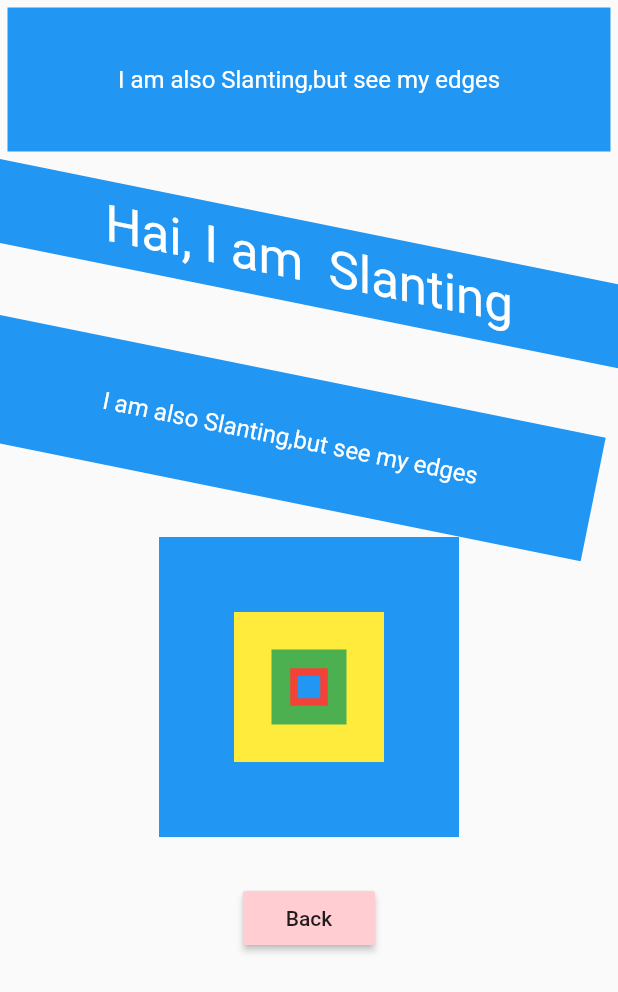
After one commit to jill-gosrani/GoogleSignInAndEmailSignIn, a Flutter app: the LContainerWidget screen opened directly, on a phone screen of 412 x 824 dp. The commit adds this screen. Shown: the top 992 px of the screen. Run offline on Flutter 3.47's test engine with Material 2 defaults, Android fonts, the phone set to English and light mode, and no system bars; our stand-ins replace firebase_auth, firebase_database, google_sign_in, shared_preferences; accounts and stored records are empty.

Commit message:
more commit

```diff
--- a/lib/Page.dart
+++ b/lib/Page.dart
@@ -214,7 +214,7 @@ class _Page2State extends State<Page2> {
   }
 }
 
-class AddData extends StatefulWidget {
+class AddData extends StatefulWidget  {
   @override
   _AddDataState createState() => _AddDataState();
 }
--- /dev/null
+++ b/lib/conFile.dart
@@ -0,0 +1,115 @@
+import 'package:flutter/material.dart';
+import 'package:loginFirebase/widgets.dart';
+
+class LCWidget extends StatelessWidget {
+  @override
+  Widget build(BuildContext context) {
+    return MaterialApp(
+      debugShowCheckedModeBanner: false,
+      home: LContainerWidget(),
+    );
+  }
+}
+
+class LContainerWidget extends StatelessWidget {
+  @override
+  Widget build(BuildContext context) {
+    return SafeArea(
+      child: Scaffold(
+        body: SingleChildScrollView(
+          child: Center(
+            child: Column(
+              mainAxisAlignment: MainAxisAlignment.spaceEvenly,
+              children: <Widget>[
+                Container(
+                  margin: const EdgeInsets.all(5.0),
+                  color: Theme.of(context).primaryColor,
+                  child: Center(
+                      child: Text(
+                    'I am also Slanting,but see my edges',
+                    style: TextStyle(fontSize: 16, color: Colors.white),
+                  )),
+                  width: MediaQuery.of(context).size.width,
+                  height: 96.0,
+                ),
+                Container(
+                  padding: const EdgeInsets.all(8.0),
+                  color: Theme.of(context).primaryColor,
+                  alignment: Alignment.center,
+                  child: Text('Hai, I am  Slanting',
+                      style: Theme.of(context)
+                          .textTheme
+                          .display1
+                          .copyWith(color: Colors.white)),
+                  transform: Matrix4.skewY(0.2),
+                ),
+                SizedBox(
+                  height: 48,
+                ),
+                Container(
+                  constraints: BoxConstraints.expand(
+                    height:
+                        Theme.of(context).textTheme.display1.fontSize * 1.0 +
+                            50.0,
+                  ),
+                  padding: const EdgeInsets.all(8.0),
+                  color: Theme.of(context).primaryColor,
+                  alignment: Alignment.center,
+                  child: Text(
+                    'I am also Slanting,but see my edges',
+                    style: TextStyle(fontSize: 16, color: Colors.white),
+                  ),
+                  transform: Matrix4.rotationZ(0.2),
+                ),
+                SizedBox(
+                  height: 64,
+                ),
+                Container(
+                  height: 200,
+                  width: 200,
+                  color: Colors.blue,
+                  child: Center(
+                    child: Container(
+                      height: 100,
+                      width: 100,
+                      color: Colors.yellow,
+                      child: Center(
+                        child: Container(
+                          height: 50,
+                          width: 50,
+                          color: Colors.green,
+                          child: Center(
+                            child: Container(
+                              height: 25,
+                              width: 25,
+                              color: Colors.red,
+                              child: Center(
+                                child: Container(
+                                  height: 15,
+                                  width: 15,
+                                  color: Colors.blue,
+                                ),
+                              ),
+                            ),
+                          ),
+                        ),
+                      ),
+                    ),
+                  ),
+                ),
+                SizedBox(height: 30),
+                RaisedButton(
+                  color: Colors.red[100],
+                  child: Text("Back"),
+                  onPressed: () {
+                    Navigator.pushReplacement(context,MaterialPageRoute(builder:(context)=>widgets()));
+                  },
+                ),
+              ],
+            ),
+          ),
+        ),
+      ),
+    );
+  }
+}
--- a/lib/landingPage.dart
+++ b/lib/landingPage.dart
@@ -50,7 +50,7 @@ class _newStateState extends State<newState> {
                       Navigator.push(
                           context,
                           MaterialPageRoute(
-                              builder: (context) => Alertdialog()));
+                              builder: (context) => LAlertWidget()));
                     },
                     child: Text(
                       "For more information on Alert Dialog CLICK HERE",
--- a/lib/loginpage.dart
+++ b/lib/loginpage.dart
@@ -12,10 +12,7 @@ import 'package:shared_preferences/shared_preferences.dart';
 class MyApp extends StatelessWidget {
   @override
   Widget build(BuildContext context) {
-    return MaterialApp(
-      debugShowCheckedModeBanner: true,
-      home: LoginPage(),
-    );
+    return  LoginPage();
   }
 }
 
```
Also changed, not shown: lib/AlertDialog.dart (+166 -57 lines), lib/AppBarFile.dart (added, +45 -0 lines), lib/Materialfile.dart (added, +40 -0 lines), lib/Scaffoldfile.dart (added, +52 -0 lines), lib/columnFile.dart (added, +119 -0 lines), lib/snackBar.dart (added, +95 -0 lines), lib/widgets.dart (+25 -13 lines).
